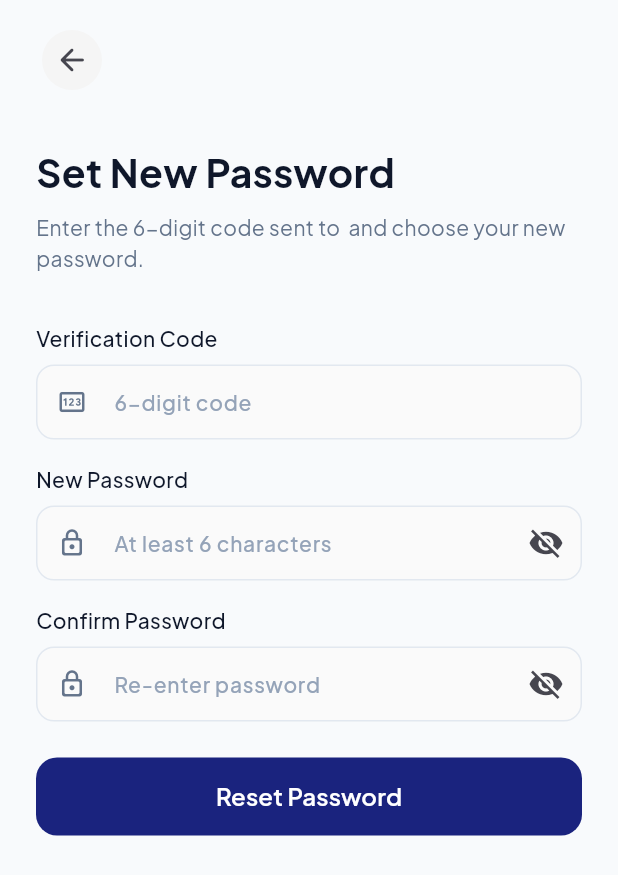
After one commit to Muqadas1234/Turnly, a Flutter app: the ResetPasswordView screen opened by its route, on a phone screen of 412 x 824 dp. The commit adds this screen. Shown: the top 875 px of the screen. Run offline on Flutter 3.47's test engine with Material 3 defaults, Android fonts, the phone set to English and light mode, and no system bars; our stand-ins replace custom_sliding_segmented_control, easy_stepper, firebase_core, firebase_messaging, flutter_svg, get and 3 more; accounts and stored records are empty.

Commit message:
feat(auth): implement forgot and reset password flow with email verification

```diff
--- a/lib/services/api_endpoints.dart
+++ b/lib/services/api_endpoints.dart
@@ -54,4 +54,8 @@ class ApiEndpoints {
   // Token Booking & Queue Preview Endpoints
   static String get bookTokenUrl => '$baseUrl/patient/tokens/book';
   static String doctorQueueStatus(int id) => '$baseUrl/patient/doctors/$id/queue-status';
+
+
+  static String get forgotPasswordUrl => '$baseUrl/auth/forgot-password';
+  static String get resetPasswordUrl => '$baseUrl/auth/reset-password';
 }
--- a/lib/services/api_service.dart
+++ b/lib/services/api_service.dart
@@ -376,4 +376,33 @@ class ApiService {
     final response = await http.get(uri);
     return jsonDecode(response.body);
   }
+
+
+  // Request password reset OTP
+  static Future<Map<String, dynamic>> forgotPassword(String email) async {
+    final response = await http.post(
+      Uri.parse(ApiEndpoints.forgotPasswordUrl),
+      headers: _jsonHeaders(),
+      body: jsonEncode({'email': email.trim()}),
+    );
+    return _decode(response);
+  }
+
+  // Reset password using the received OTP code
+  static Future<Map<String, dynamic>> resetPassword({
+    required String email,
+    required String otpCode,
+    required String newPassword,
+  }) async {
+    final response = await http.post(
+      Uri.parse(ApiEndpoints.resetPasswordUrl),
+      headers: _jsonHeaders(),
+      body: jsonEncode({
+        'email': email.trim(),
+        'otp_code': otpCode.trim(),
+        'new_password': newPassword,
+      }),
+    );
+    return _decode(response);
+  }
 }
--- a/lib/utils/routes.dart
+++ b/lib/utils/routes.dart
@@ -25,7 +25,8 @@ import '../views/manager/doctor_management_view.dart';
 import '../views/manager/queue_control_view.dart';
 import '../views/admin/admin_panel_view.dart';
 import '../views/admin/platform_stats_view.dart';
-
+import '../views/auth/forgot_password_view.dart';
+import '../views/auth/reset_password_view.dart';
 class AppRoutes {
   static const splash = '/splash';
   static const roleSelection = '/role-selection';
@@ -52,6 +53,8 @@ class AppRoutes {
   static const queueControl = '/queue-control';
   static const adminPanel = '/admin-panel';
   static const platformStats = '/platform-stats';
+  static const forgotPassword = '/forgot-password';
+  static const resetPassword = '/reset-password';
 }
 
 class AppPages {
@@ -81,5 +84,9 @@ class AppPages {
     GetPage(name: AppRoutes.queueControl, page: () => const QueueControlView()),
     GetPage(name: AppRoutes.adminPanel, page: () => const AdminPanelView()),
     GetPage(name: AppRoutes.platformStats, page: () => const PlatformStatsView()),
+    GetPage(name: AppRoutes.forgotPassword, page: () => const ForgotPasswordView()),
+    GetPage(name: AppRoutes.resetPassword, page: () => const ResetPasswordView()),
+
+
   ];
 }
--- a/lib/views/auth/login_view.dart
+++ b/lib/views/auth/login_view.dart
@@ -112,7 +112,7 @@ class _LoginViewState extends State<LoginView> {
                 Align(
                   alignment: Alignment.centerRight,
                   child: GestureDetector(
-                    onTap: () {},
+                    onTap: () => Get.toNamed(AppRoutes.forgotPassword),
                     child: const Text(
                       'Forgot password?',
                       style: TextStyle(color: AppColors.accent, fontSize: 13),
--- /dev/null
+++ b/lib/views/auth/reset_password_view.dart
@@ -0,0 +1,151 @@
+import 'package:flutter/material.dart';
+import 'package:get/get.dart';
+
+import '../../utils/app_colors.dart';
+import '../../viewmodels/auth_viewmodel.dart';
+import '../../widgets/custom_button.dart';
+import '../../widgets/custom_text_field.dart';
+
+class ResetPasswordView extends StatefulWidget {
+  const ResetPasswordView({super.key});
+
+  @override
+  State<ResetPasswordView> createState() => _ResetPasswordViewState();
+}
+
+class _ResetPasswordViewState extends State<ResetPasswordView> {
+  final _formKey = GlobalKey<FormState>();
+  final _codeC = TextEditingController();
+  final _passwordC = TextEditingController();
+  final _confirmPasswordC = TextEditingController();
+
+  late String _email;
+  bool _obscurePass = true;
+  bool _obscureConfirm = true;
+
+  @override
+  void initState() {
+    super.initState();
+    _email = Get.arguments?['email'] ?? '';
+  }
+
+  @override
+  void dispose() {
+    _codeC.dispose();
+    _passwordC.dispose();
+    _confirmPasswordC.dispose();
+    super.dispose();
+  }
+
+  void _submit() {
+    if (_formKey.currentState!.validate()) {
+      Get.find<AuthViewModel>().resetPassword(
+        email: _email,
+        otpCode: _codeC.text.trim(),
+        newPassword: _passwordC.text,
+      );
+    }
+  }
+
+  @override
+  Widget build(BuildContext context) {
+    final authVm = Get.find<AuthViewModel>();
+
+    return Scaffold(
+      body: SafeArea(
+        child: SingleChildScrollView(
+          padding: const EdgeInsets.symmetric(horizontal: 24),
+          child: Form(
+            key: _formKey,
+            child: Column(
+              crossAxisAlignment: CrossAxisAlignment.start,
+              children: [
+                const SizedBox(height: 16),
+                IconButton(
+                  onPressed: () => Get.back(),
+                  icon: const Icon(Icons.arrow_back_rounded),
+                  style: IconButton.styleFrom(
+                    backgroundColor: Colors.grey.shade100,
+                  ),
+                ),
+                const SizedBox(height: 32),
+                const Text(
+                  'Set New Password',
+                  style: TextStyle(
+                    fontSize: 26,
+                    fontWeight: FontWeight.bold,
+                    color: AppColors.textPrimary,
+                  ),
+                ),
+                const SizedBox(height: 8),
+                Text(
+                  'Enter the 6-digit code sent to $_email and choose your new password.',
+                  style: const TextStyle(fontSize: 14, color: AppColors.textSecondary, height: 1.5),
+                ),
+                const SizedBox(height: 32),
+
+                // 6-digit code field
+                CustomTextField(
+                  label: 'Verification Code',
+                  hint: '6-digit code',
+                  controller: _codeC,
+                  keyboardType: TextInputType.number,
+                  prefixIcon: Icons.pin_outlined,
+                  validator: (val) {
+                    if (val == null || val.trim().isEmpty) return 'Enter the 6-digit code';
+                    if (val.trim().length != 6) return 'Code must be 6 digits';
+                    return null;
+                  },
+                ),
+                const SizedBox(height: 16),
+
+                // New password
+                CustomTextField(
+                  label: 'New Password',
+                  hint: 'At least 6 characters',
+                  controller: _passwordC,
+                  obscureText: _obscurePass,
+                  prefixIcon: Icons.lock_outline_rounded,
+                  suffixIcon: IconButton(
+                    icon: Icon(_obscurePass ? Icons.visibility_off : Icons.visibility),
+                    onPressed: () => setState(() => _obscurePass = !_obscurePass),
+                  ),
+                  validator: (val) {
+                    if (val == null || val.isEmpty) return 'Enter new password';
+                    if (val.length < 6) return 'Password must be at least 6 characters';
+                    return null;
+                  },
+                ),
+                const SizedBox(height: 16),
+
+                // Confirm password
+                CustomTextField(
+                  label: 'Confirm Password',
+                  hint: 'Re-enter password',
+                  controller: _confirmPasswordC,
+                  obscureText: _obscureConfirm,
+                  prefixIcon: Icons.lock_outline_rounded,
+                  suffixIcon: IconButton(
+                    icon: Icon(_obscureConfirm ? Icons.visibility_off : Icons.visibility),
+                    onPressed: () => setState(() => _obscureConfirm = !_obscureConfirm),
+                  ),
+                  validator: (val) {
+                    if (val != _passwordC.text) return 'Passwords do not match';
+                    return null;
+                  },
+                ),
+                const SizedBox(height: 24),
+
+                Obx(() => CustomButton(
+                  label: 'Reset Password',
+                  isLoading: authVm.isLoading.value,
+                  onPressed: _submit,
+                )),
+              ],
+            ),
+          ),
+        ),
+      ),
+    );
+  }
+}
```
Also changed, not shown: lib/viewmodels/auth_viewmodel.dart (+75 -0 lines), lib/views/auth/forgot_password_view.dart (added, +95 -0 lines).
